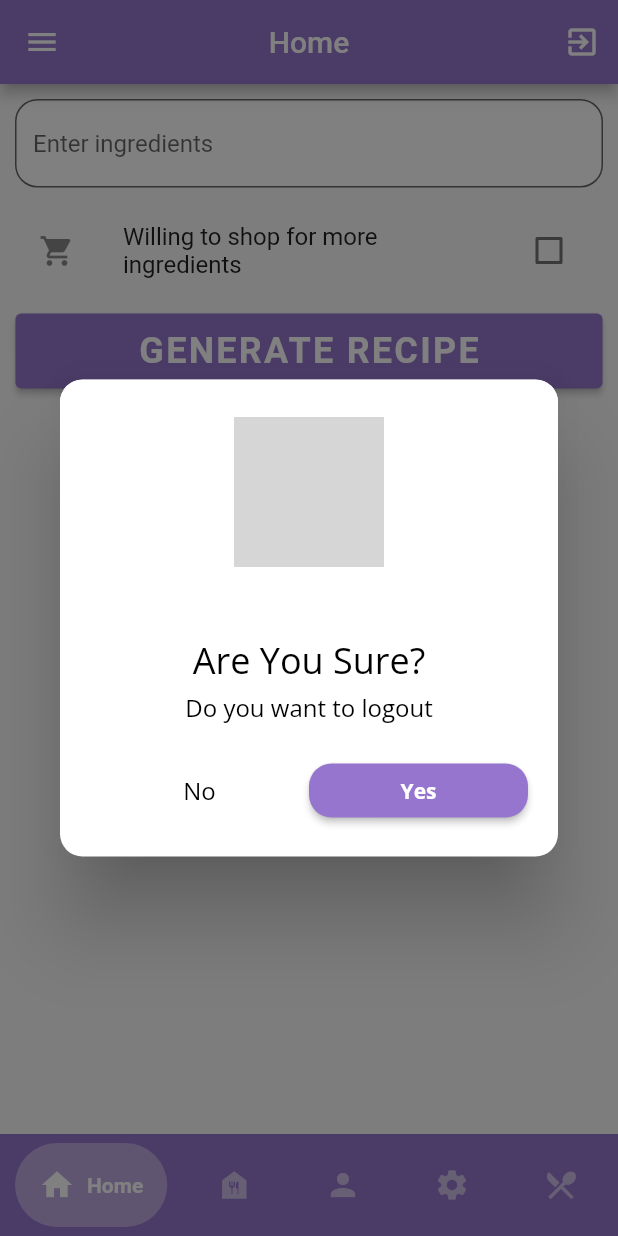
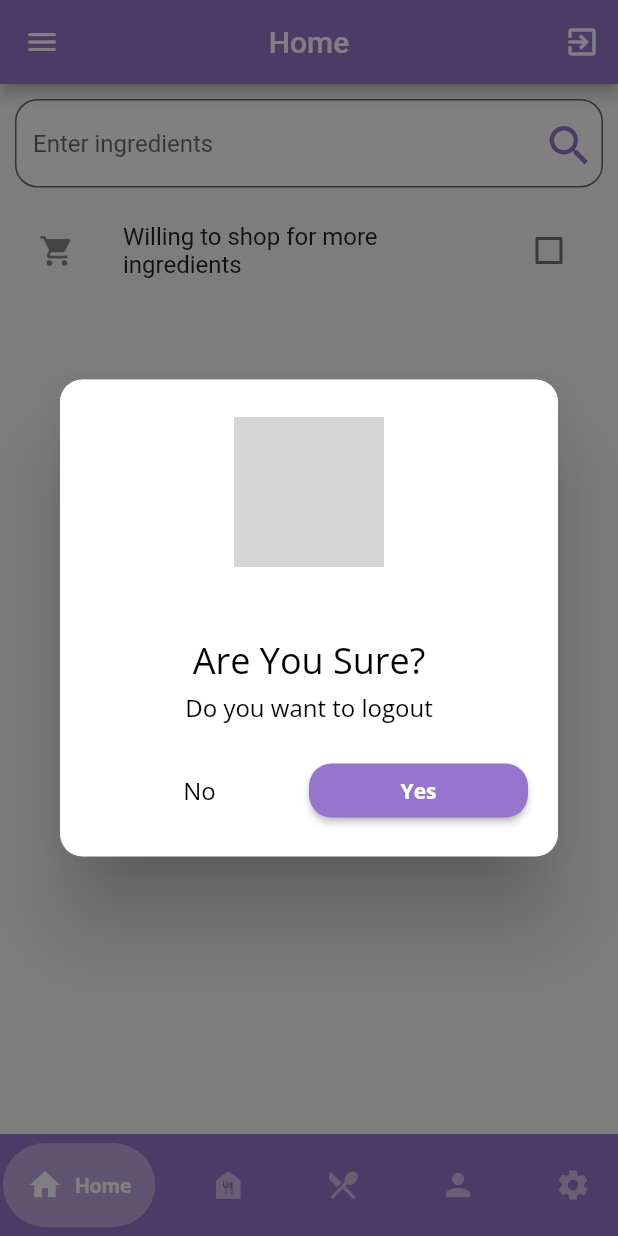
Before and after one commit to gowtham-padala/spare-spoon, a Flutter app: the screen it shows once a user with an empty profile is signed in, after a tap on the "exit to app" icon, on a phone screen of 412 x 824 dp. Run offline on Flutter 3.47's test engine with Material 2 defaults, Android fonts, the phone set to English and light mode, and no system bars; drawn by our look-alikes of google_nav_bar; our stand-ins replace cloud_firestore, firebase_auth, firebase_core, flutter_speed_dial, google_fonts, google_sign_in and 1 more; accounts and stored records are empty; grey boxes are pictures that could not be loaded.

Commit message:
Updates: 1. Merged the main branch to feature/images_and_ui branch and fixed few    merge conflict. 2. Removed the generate recipe button and moved it to the text Field bar    itself. 3. Updated the order of the items in the navbar.

```diff
--- a/code/lib/view/home_page.dart
+++ b/code/lib/view/home_page.dart
@@ -3,9 +3,9 @@ import 'package:code/controller/auth_service.dart';
 import 'package:code/utils/theme_provider.dart';
 import 'package:code/view/profile/profile_management_page.dart';
 import 'package:code/view/profile/settings_page.dart';
+import 'package:code/view/recipe/common_recipe_page.dart';
 import 'package:code/view/recipe/recipe_generate_page.dart';
 import 'package:code/view/recipe/recipes_list_page.dart';
-import 'package:code/view/recipe/common_recipe_page.dart';
 import 'package:flutter/material.dart';
 import 'package:google_nav_bar/google_nav_bar.dart';
 import 'package:provider/provider.dart';
@@ -21,8 +21,6 @@ class HomePage extends StatefulWidget {
 class _HomePageState extends State<HomePage> {
   // Initializing variable for _auth services
   final AuthService _auth = AuthService();
-  // Text editing controller for the generate recipe field
-  final TextEditingController _ingredientController = TextEditingController();
   // Index of the selected page
   int selectedPageIndex = 0;
   // Variable to tell if we are in the loading state
@@ -49,9 +47,9 @@ class _HomePageState extends State<HomePage> {
     final List<String> appBarName = [
       "Home",
       "Recipes",
+      "Common Recipes",
       "Profile Management",
       "Settings",
-      "Common Recipies"
     ];
     // Initializing the variable for app bar title
     String appBarTitle = appBarName[selectedPageIndex];
@@ -60,9 +58,9 @@ class _HomePageState extends State<HomePage> {
     final List<Widget> pages = [
       GenerateRecipe(userId: user?.uid ?? ""),
       const RecipesPage(),
+      const CommonRecipesPage(),
       ProfileManagementPage(userId: user?.uid ?? ""),
       const SettingsPage(),
-      const CommonRecipesPage()
     ]; // Access the ThemeProvider using Provider
     final themeProvider = Provider.of<ThemeProvider>(context);
     return Theme(
@@ -106,7 +104,7 @@ class _HomePageState extends State<HomePage> {
             color: Colors.deepPurple.shade300,
             child: Padding(
               padding:
-                  const EdgeInsets.symmetric(horizontal: 10.0, vertical: 6.0),
+                  const EdgeInsets.symmetric(horizontal: 2.0, vertical: 6.0),
               child: GNav(
                 gap: 8,
                 backgroundColor: Colors.deepPurple.shade300,
@@ -134,16 +132,16 @@ class _HomePageState extends State<HomePage> {
                     text: "Recipes",
                   ),
                   GButton(
+                    icon: Icons.restaurant_menu_outlined,
+                    text: "Common Recipes",
+                  ),
+                  GButton(
                     icon: Icons.person,
                     text: "Profile",
                   ),
                   GButton(
                     icon: Icons.settings,
                     text: "Settings",
-                  ),
-                  GButton(
-                    icon: Icons.restaurant_menu_outlined,
-                    text: "Common Recipies",
                   ),
                 ],
               ),
--- a/code/lib/view/recipe/common_recipe_details_page.dart
+++ b/code/lib/view/recipe/common_recipe_details_page.dart
@@ -1,9 +1,10 @@
 // Importing necessary packages and files
 import 'package:flutter/material.dart';
-import '../../model/recipe_model.dart';
+
 import '../../Components/alert.dart';
 import '../../controller/recipe_service.dart';
 import '../../model/common_recipe_model.dart';
+import '../../model/recipe_model.dart';
 
 // Stateless widget to display details of a common recipe
 class CommonRecipeDetailsPage extends StatelessWidget {
@@ -59,7 +60,8 @@ class CommonRecipeDetailsPage extends StatelessWidget {
                   name: commonRecipe.name,
                   details: commonRecipe.description,
                   isFavorite: false,
-                  date: DateTime.now(),
+                  creationDate: DateTime.now(),
+                  updateDate: DateTime.now(),
                 );
 
                 // Adding the new recipe to the user's collection
--- a/code/lib/view/recipe/recipe_generate_page.dart
+++ b/code/lib/view/recipe/recipe_generate_page.dart
@@ -5,7 +5,6 @@ import 'package:flutter_speed_dial/flutter_speed_dial.dart';
 import 'package:http/http.dart' as http;
 
 import '../../Components/alert.dart';
-import '../../controller/auth_service.dart';
 import '../../controller/recipe_service.dart';
 import '../../controller/user_service.dart';
 import '../../model/user_model.dart';
@@ -13,8 +12,7 @@ import '../../model/user_model.dart';
 class GenerateRecipe extends StatefulWidget {
   final String userId;
 
-  const GenerateRecipe({required this.userId, Key? key})
-      : super(key: key);
+  const GenerateRecipe({required this.userId, Key? key}) : super(key: key);
 
   @override
   State<GenerateRecipe> createState() => _GenerateRecipeState();
@@ -58,8 +56,8 @@ class _GenerateRecipeState extends State<GenerateRecipe> {
           'messages': [
             {
               'role': 'user',
-            'content': 'Generate a recipe ${_isWillingToShopForMore ? '' : 'only'} using ${_ingredientController.text}${userPreferences != null ?
-                      ' for a person with dietary preferences: ${userPreferences.dietaryPreferences.join(", ")}' ',intolerances: ${userPreferences.intolerances.join(", ")} and allergies: ${userPreferences.allergies.join(", ")}' : ''}. If the ingredients are not related to dietary intolerances, generate a recipe using those ingredients or else say that with ingredients you can\'t generate a recipe due to dietary intolerances.'
+              'content':
+                  'Generate a recipe ${_isWillingToShopForMore ? '' : 'only'} using ${_ingredientController.text}${userPreferences != null ? ' for a person with dietary preferences: ${userPreferences.dietaryPreferences.join(", ")}' ',intolerances: ${userPreferences.intolerances.join(", ")} and allergies: ${userPreferences.allergies.join(", ")}' : ''}. If the ingredients are not related to dietary intolerances, generate a recipe using those ingredients or else say that with ingredients you can\'t generate a recipe due to dietary intolerances.'
             },
           ],
           'temperature': 0.7, // Adjust as needed
@@ -68,7 +66,11 @@ class _GenerateRecipeState extends State<GenerateRecipe> {
 
       final data = jsonDecode(response.body);
       setState(() {
-        if (data != null && data['choices'] != null && data['choices'].isNotEmpty && data['choices'][0]['message'] != null && data['choices'][0]['message']['content'] != null) {
+        if (data != null &&
+            data['choices'] != null &&
+            data['choices'].isNotEmpty &&
+            data['choices'][0]['message'] != null &&
+            data['choices'][0]['message']['content'] != null) {
           _recipeDetails = data['choices'][0]['message']['content'].trim();
         } else {
           _recipeDetails = 'Sorry, I could not generate a recipe.';
@@ -164,6 +166,21 @@ class _GenerateRecipeState extends State<GenerateRecipe> {
                 border: OutlineInputBorder(
                   borderRadius: BorderRadius.circular(15.0),
                 ),
+                // Add a suffix icon for generating a new recipe
+                suffixIcon: IconButton(
+                  icon: _recipeDetails != null
+                      ? Icon(
+                          Icons.autorenew,
+                          color: Colors.deepPurple.shade300,
+                          size: 35,
+                        )
+                      : Icon(
+                          Icons.search,
+                          color: Colors.deepPurple.shade300,
+                          size: 35,
+                        ),
+                  onPressed: _generateRecipe,
+                ),
               ),
             ),
             const SizedBox(height: 14.0),
@@ -178,35 +195,15 @@ class _GenerateRecipeState extends State<GenerateRecipe> {
               secondary: const Icon(Icons.shopping_cart),
             ),
             const SizedBox(height: 14.0),
-            Center(
-              child: isLoading
-                  ? Container(
-                      padding: const EdgeInsets.only(top: 5.0),
+            Visibility(
+              visible: isLoading,
+              child: Container(
+                padding: const EdgeInsets.only(top: 100.0),
+                child: Center(
                   child: CircularProgressIndicator(
                     color: Colors.deepPurple.shade300,
                   ),
-                    )
-                  : Column(
-                      mainAxisAlignment: MainAxisAlignment.start,
-                      children: [
-                        ElevatedButton(
-                          onPressed: _generateRecipe,
-                          style: ElevatedButton.styleFrom(
-                            backgroundColor: Colors.deepPurple[300],
-                            minimumSize: Size(
-                                MediaQuery.of(context).size.width * 0.95, 50),
                 ),
-                          child: const Text(
-                            "GENERATE RECIPE",
-                            style: TextStyle(
-                              fontSize: 24,
-                              fontWeight: FontWeight.bold,
-                              letterSpacing: 1.5,
-                            ),
-                          ),
-                        ),
-                        const SizedBox(height: 10),
-                      ],
               ),
             ),
             if (_recipeDetails != null)
```
Also changed, not shown: code/lib/utils/side_bar.dart (+9 -9 lines), code/lib/view/recipe/common_recipe_page.dart (+11 -10 lines). Lines whose indentation alone changed are shown as unchanged.
